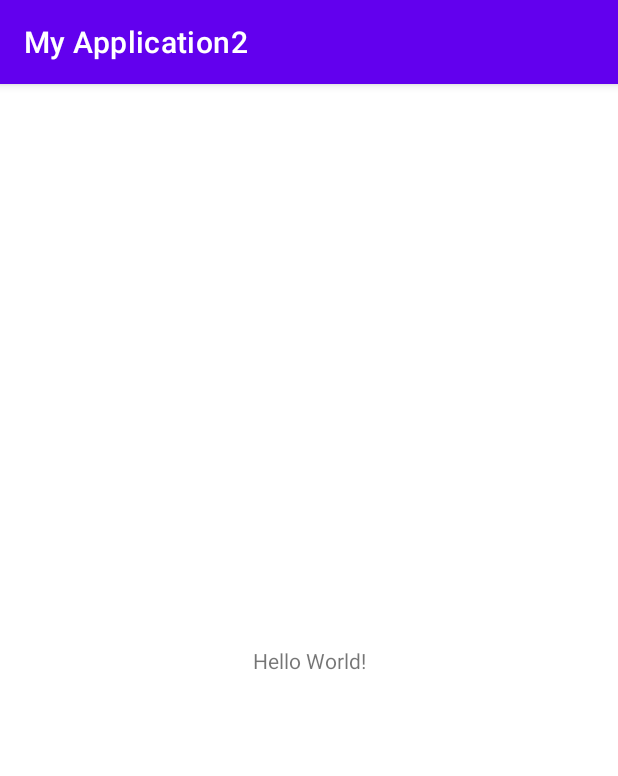
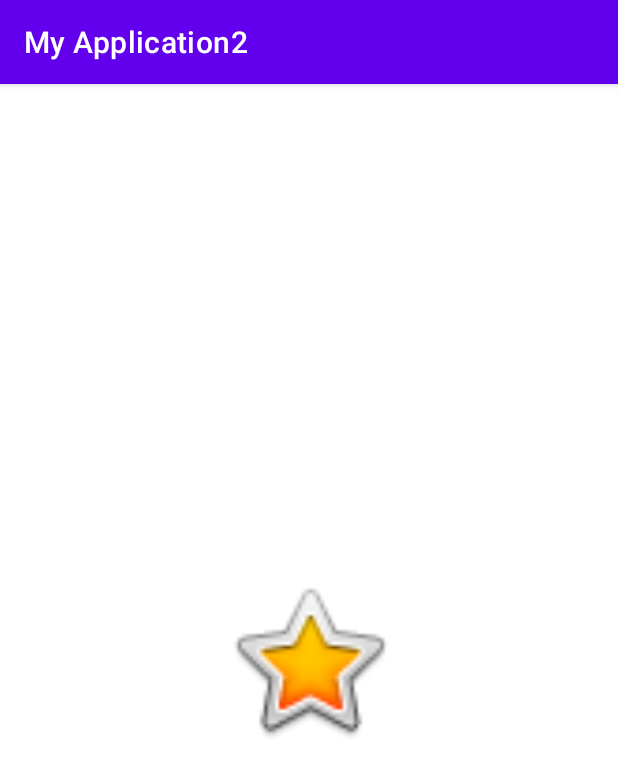
Before and after one commit to jieunheo/android, an Android app: the screen it shows after launch (MainActivity), on a phone screen of 412 x 824 dp. Shown: the top 776 px of the screen. Run offline under Robolectric (Android 15) with nearby library versions, the phone set to English and light mode, and no system bars.

Commit message:
이미지 추가

```diff
--- a/androidSecond/app/src/main/res/layout/activity_main.xml
+++ b/androidSecond/app/src/main/res/layout/activity_main.xml
@@ -6,13 +6,14 @@
     android:layout_height="match_parent"
     tools:context=".MainActivity">
 
-    <TextView
-        android:layout_width="wrap_content"
-        android:layout_height="wrap_content"
-        android:text="Hello World!"
+    <ImageView
+        android:id="@+id/imageView"
+        android:layout_width="120dp"
+        android:layout_height="130dp"
         app:layout_constraintBottom_toBottomOf="parent"
-        app:layout_constraintLeft_toLeftOf="parent"
-        app:layout_constraintRight_toRightOf="parent"
-        app:layout_constraintTop_toTopOf="parent" />
+        app:layout_constraintEnd_toEndOf="parent"
+        app:layout_constraintStart_toStartOf="parent"
+        app:layout_constraintTop_toTopOf="parent"
+        app:srcCompat="@android:drawable/btn_star_big_on" />
 
 </androidx.constraintlayout.widget.ConstraintLayout>
```
